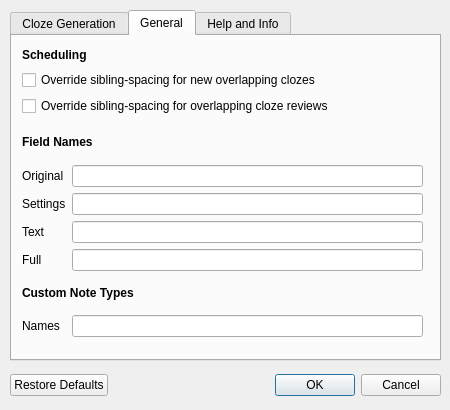
The window that cloze_overlapper/forms/options.ui (glutanimate/cloze-overlapper) describes before a commit, drawn with Qt 5.
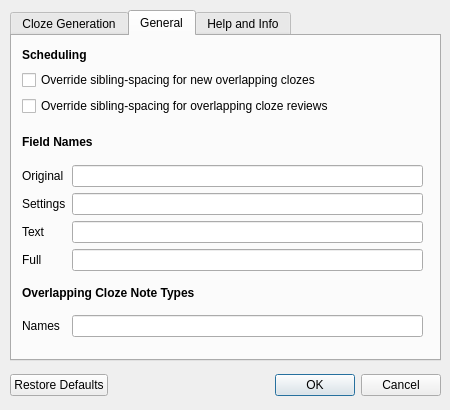
The same window after the commit. The open tabs and pages were chosen to show the change.

Commit message: Allow definition of custom note types; More verbose info messages

```diff
--- a/cloze_overlapper/forms/options.ui
+++ b/cloze_overlapper/forms/options.ui
@@ -301,7 +301,7 @@
       <item row="6" column="0" colspan="3">
        <widget class="QLabel" name="label_15">
         <property name="text">
-         <string>&lt;b&gt;Custom Note Types&lt;/b&gt;</string>
+         <string>&lt;html&gt;&lt;head/&gt;&lt;body&gt;&lt;p&gt;&lt;span style=&quot; font-weight:600;&quot;&gt;Overlapping Cloze Note Types&lt;/span&gt;&lt;/p&gt;&lt;/body&gt;&lt;/html&gt;</string>
         </property>
        </widget>
       </item>
```
Left out of the diff: 4 changed lines with no effect on the pictures. The commit also changes 4 other files.
